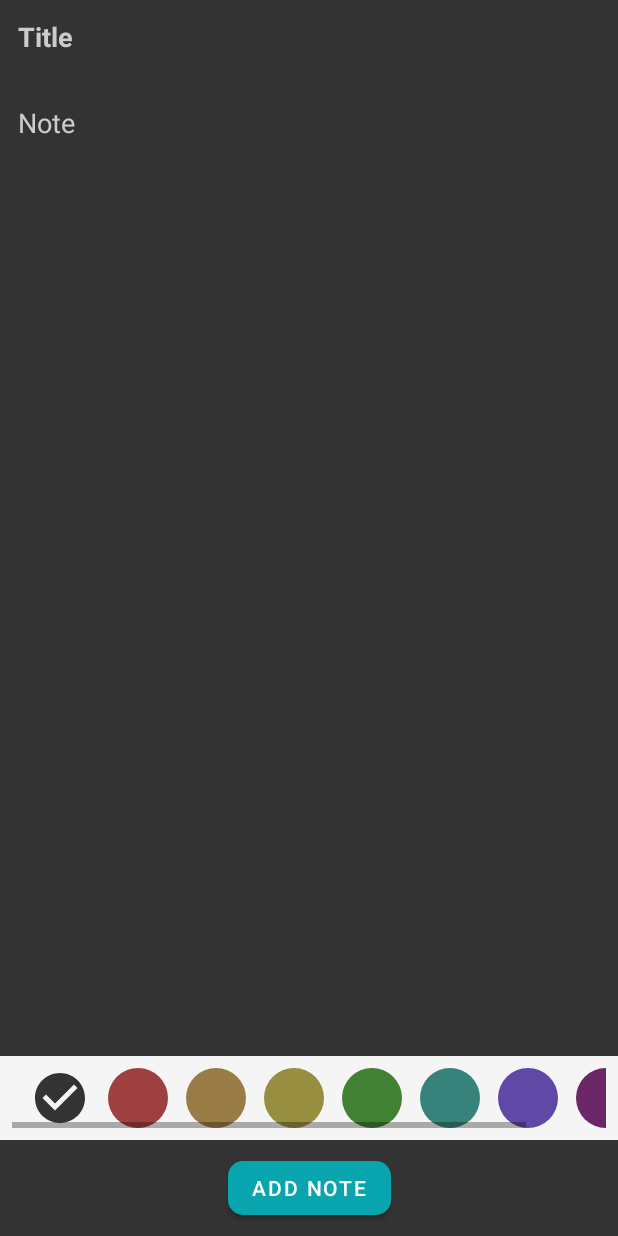
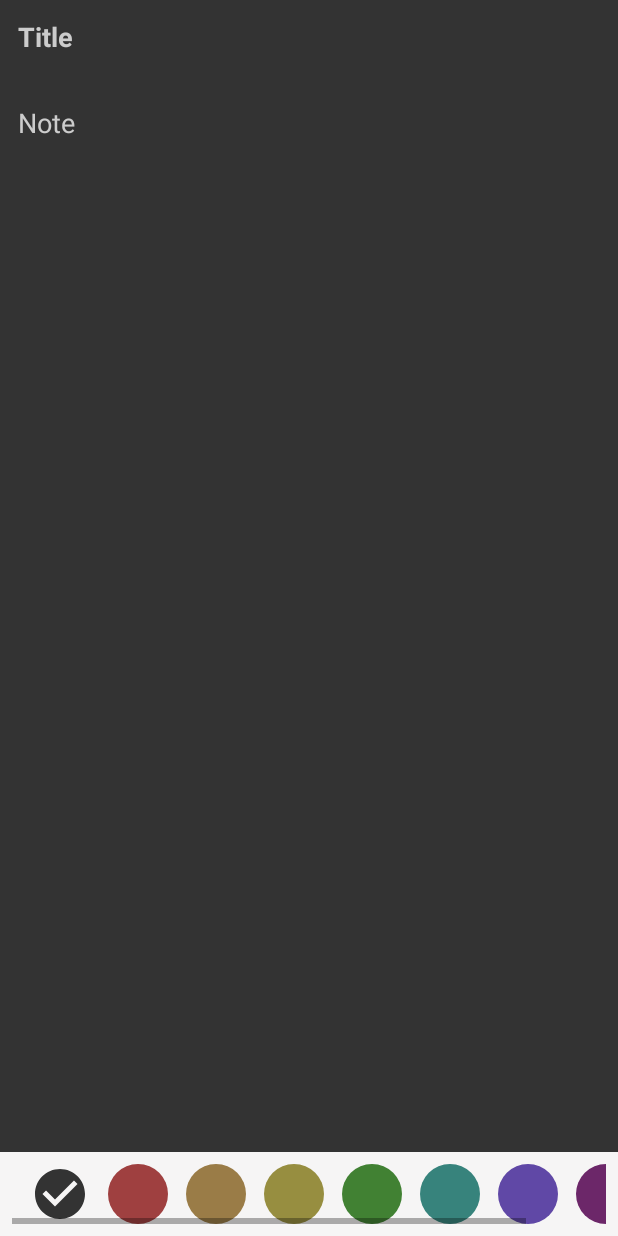
Before and after one commit to mhss1/MyNotes, an Android app: the fragment AddNoteFragment shown on its own in the app's theme, on a phone screen of 412 x 824 dp. Run offline under Robolectric (Android 15) with nearby library versions, the phone set to English and light mode, and no system bars; our stand-ins replace Dagger/Hilt's generated code.

Commit message:
- removed "add note" button from fragment_add_note.xml - some small UI changes

```diff
--- a/app/src/main/java/com/mhss/app/mynotes/ui/fragments/MainFragment.kt
+++ b/app/src/main/java/com/mhss/app/mynotes/ui/fragments/MainFragment.kt
@@ -3,7 +3,6 @@ package com.mhss.app.mynotes.ui.fragments
 import android.os.Bundle
 import android.view.*
 import android.widget.Toast
-import androidx.core.view.doOnPreDraw
 import androidx.core.widget.addTextChangedListener
 import androidx.fragment.app.Fragment
 import androidx.fragment.app.viewModels
--- a/app/src/main/res/layout/fragment_add_note.xml
+++ b/app/src/main/res/layout/fragment_add_note.xml
@@ -59,7 +59,7 @@
         android:layout_height="wrap_content"
         android:padding="8dp"
         app:layout_constraintTop_toBottomOf="@+id/main_scroll_view"
-        app:layout_constraintBottom_toBottomOf="@id/add_note_btn"
+        app:layout_constraintBottom_toBottomOf="parent"
         android:background="?android:colorBackground"
 
         >
@@ -164,18 +164,4 @@
         </RadioGroup>
     </HorizontalScrollView>
 
-    <com.google.android.material.button.MaterialButton
-        android:id="@+id/add_note_btn"
-        android:text="@string/add_note"
-        android:layout_width="wrap_content"
-        android:layout_height="wrap_content"
-        app:cornerRadius="10dp"
-        android:layout_margin="8dp"
-        app:layout_constraintTop_toBottomOf="@+id/colorList"
-        app:layout_constraintBottom_toBottomOf="parent"
-        app:layout_constraintStart_toStartOf="parent"
-        app:layout_constraintEnd_toEndOf="parent"
-        />
-
-
 </androidx.constraintlayout.widget.ConstraintLayout>
--- a/app/src/main/res/layout/fragment_main.xml
+++ b/app/src/main/res/layout/fragment_main.xml
@@ -5,7 +5,6 @@
     android:layout_width="match_parent"
     android:layout_height="match_parent"
     tools:context=".ui.fragments.MainFragment">
-
 <com.google.android.material.textfield.TextInputLayout
     android:id="@+id/search_layout"
     style="@style/Widget.MaterialComponents.TextInputLayout.OutlinedBox"
@@ -46,7 +45,6 @@
         app:layout_constraintTop_toBottomOf="@+id/search_layout"
         tools:listitem="@layout/rec_custom_item"
         android:layoutAnimation="@anim/rec_item_layout_animation"
-        android:transitionName="details_fragment"
         />
 
     <TextView
--- a/app/src/main/res/layout/rec_custom_item.xml
+++ b/app/src/main/res/layout/rec_custom_item.xml
@@ -1,5 +1,5 @@
 <?xml version="1.0" encoding="utf-8"?>
-<androidx.cardview.widget.CardView xmlns:android="http://schemas.android.com/apk/res/android"
+<com.google.android.material.card.MaterialCardView xmlns:android="http://schemas.android.com/apk/res/android"
     android:layout_width="match_parent"
     android:layout_height="wrap_content"
     xmlns:app="http://schemas.android.com/apk/res-auto"
@@ -82,4 +82,4 @@
             android:contentDescription="@string/favorite"/>
     </androidx.constraintlayout.widget.ConstraintLayout>
 
-</androidx.cardview.widget.CardView>
+</com.google.android.material.card.MaterialCardView>
--- a/app/src/main/res/values-night/themes.xml
+++ b/app/src/main/res/values-night/themes.xml
@@ -3,7 +3,7 @@
     <style name="AppTheme" parent="Theme.MaterialComponents.DayNight.NoActionBar">
         <!-- Primary brand color. -->
         <item name="colorPrimary">@color/colorPrimary</item>
-        <item name="colorPrimaryVariant">@color/colorPrimaryVariant</item>
+        <item name="colorPrimaryVariant">@color/colorPrimary</item>
         <item name="colorOnPrimary">@color/white</item>
         <!-- Secondary brand color. -->
         <item name="colorSecondary">@color/colorSecondary</item>
@@ -11,7 +11,6 @@
         <item name="colorOnSecondary">@color/white</item>
         <!-- Status bar color. -->
         <item name="android:statusBarColor" tools:targetApi="l">?attr/colorPrimaryVariant</item>
-        <item name="android:navigationBarColor">?android:colorBackground</item>
         <!-- Customize your theme here. -->
     </style>
 
--- a/app/src/main/res/values/themes.xml
+++ b/app/src/main/res/values/themes.xml
@@ -4,7 +4,7 @@
     <style name="AppTheme" parent="Theme.MaterialComponents.DayNight.NoActionBar">
         <!-- Primary brand color. -->
         <item name="colorPrimary">@color/colorPrimary</item>
-        <item name="colorPrimaryVariant">@color/colorPrimaryVariant</item>
+        <item name="colorPrimaryVariant">@color/colorPrimary</item>
         <item name="colorOnPrimary">@color/white</item>
         <!-- Secondary brand color. -->
         <item name="colorSecondary">@color/colorSecondary</item>
```
Also changed, not shown: app/src/main/java/com/mhss/app/mynotes/ui/fragments/AddNoteFragment.kt (+10 -19 lines).
